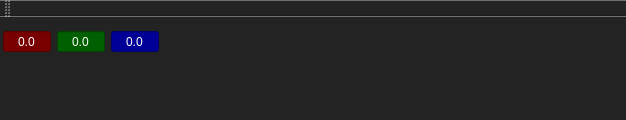
Old version of the form QtPlayground/qtplayground.ui in the repository GueChen/GComponentQtPuginLib.
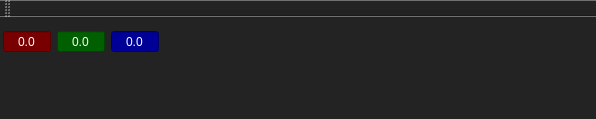
New version of the form. Custom widgets are drawn as their Qt base class.

Patch:
```diff
--- a/QtPlayground/qtplayground.ui
+++ b/QtPlayground/qtplayground.ui
@@ -6,8 +6,8 @@
    <rect>
     <x>0</x>
     <y>0</y>
-    <width>626</width>
-    <height>120</height>
+    <width>596</width>
+    <height>119</height>
    </rect>
   </property>
   <property name="windowTitle">
@@ -116,8 +116,8 @@
    <widget class="ColorCanvas" name="color_canvas" native="true">
     <property name="geometry">
      <rect>
-      <x>165</x>
-      <y>5</y>
+      <x>180</x>
+      <y>10</y>
       <width>40</width>
       <height>40</height>
      </rect>
@@ -144,7 +144,7 @@
    <widget class="ColorEdit" name="color_edit" native="true">
     <property name="geometry">
      <rect>
-      <x>230</x>
+      <x>250</x>
       <y>0</y>
       <width>300</width>
       <height>65</height>
```
Left out of the diff: 2 changed lines with no effect on the pictures.
